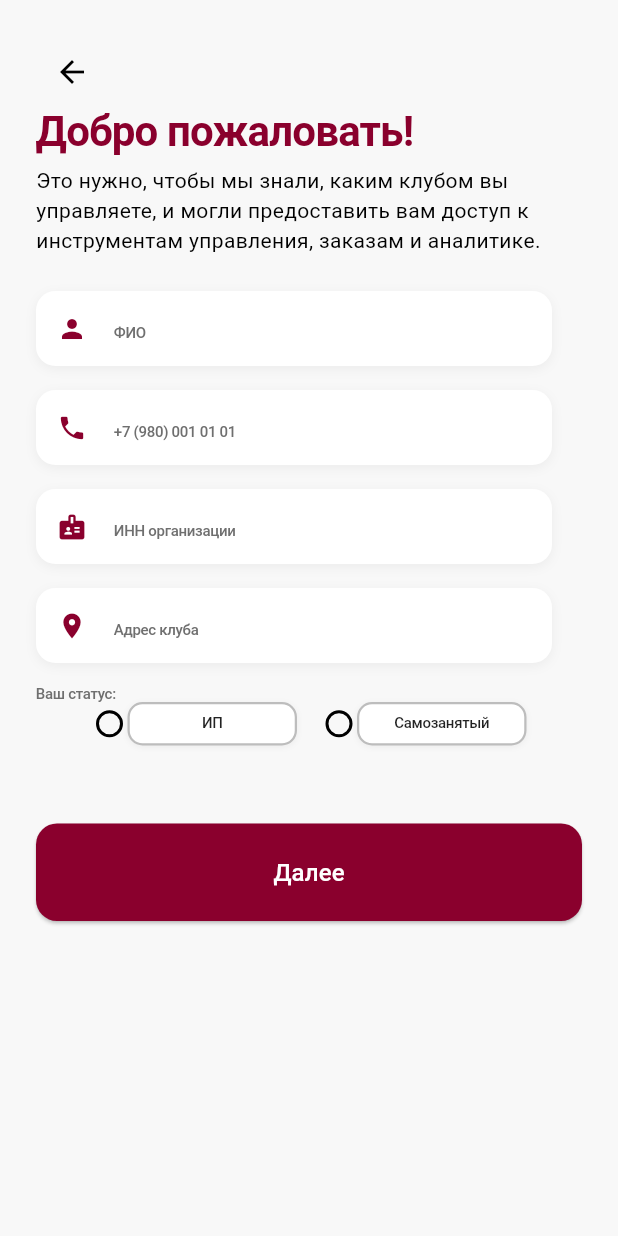
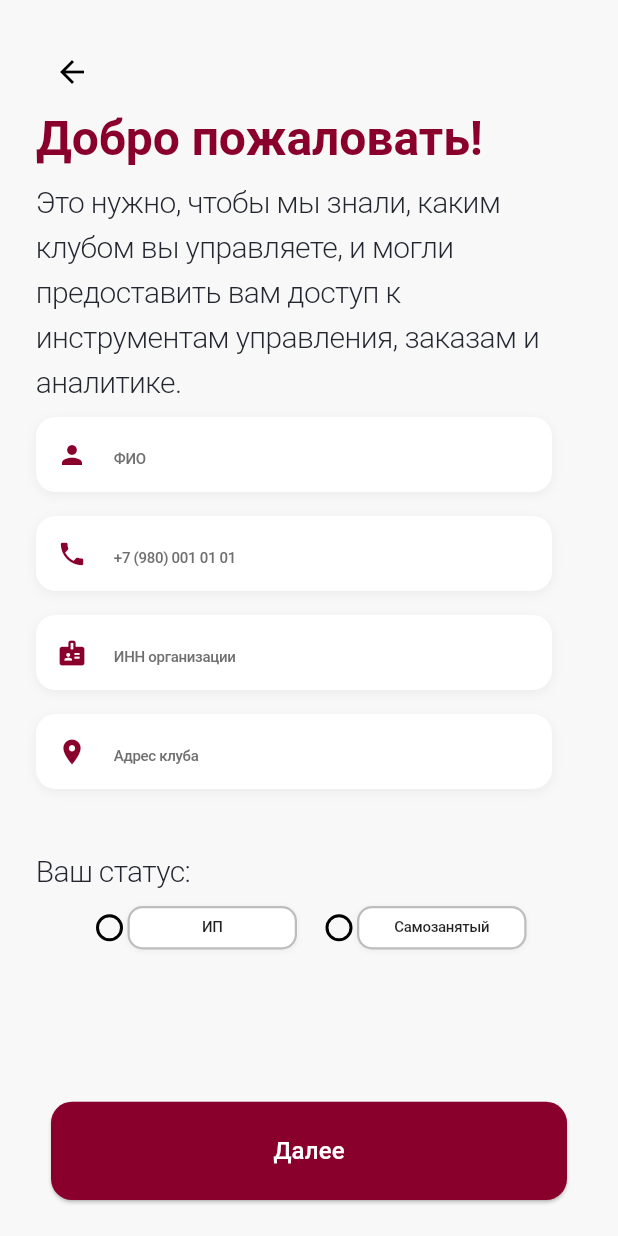
Before and after one commit to Lalamee/bowling-app-flutter, a Flutter app: the RegisterOwnerScreen screen opened directly, on a phone screen of 412 x 824 dp. Run offline on Flutter 3.47's test engine with Material 3 defaults, Android fonts, the phone set to English and light mode, and no system bars; our stand-ins replace mask_text_input_formatter.

```diff
--- a/lib/screens/register_owner_screen.dart
+++ b/lib/screens/register_owner_screen.dart
@@ -1,10 +1,16 @@
 import 'package:flutter/material.dart';
+import 'package:intl/intl.dart';
+
 import '../theme/colors.dart';
 import '../theme/text_styles.dart';
 import '../widgets/labeled_text_field.dart';
+import '../widgets/custom_button.dart';
+import '../widgets/radio_group_wrap.dart';
+import '../utils/validators.dart';
+import '../utils/form_navigation.dart';
+import '../widgets/common_ui.dart';
 import '../widgets/radio_group_horizontal.dart';
 import '../widgets/radio_group_vertical.dart';
-import '../widgets/custom_button.dart';
 
 class RegisterOwnerScreen extends StatefulWidget {
   const RegisterOwnerScreen({Key? key}) : super(key: key);
@@ -12,8 +18,7 @@ class RegisterOwnerScreen extends StatefulWidget {
   State<RegisterOwnerScreen> createState() => _RegisterOwnerScreenState();
 }
 
-class _RegisterOwnerScreenState extends State<RegisterOwnerScreen> {
-  final _formKey = GlobalKey<FormState>();
+class _RegisterOwnerScreenState extends MultiStepFormState<RegisterOwnerScreen> {
   final _inn = TextEditingController();
   final _club = TextEditingController();
   final _addr = TextEditingController();
@@ -24,7 +29,6 @@ class _RegisterOwnerScreenState extends State<RegisterOwnerScreen> {
   final _customEquipment = TextEditingController();
   String? status;
   String? selectedEquipment;
-  int _step = 0;
 
   final List<String> _equipmentOptions = ['AMF', 'Brunswick', 'VIA', 'XIMA', 'другое'];
 
@@ -34,14 +38,8 @@ class _RegisterOwnerScreenState extends State<RegisterOwnerScreen> {
     super.dispose();
   }
 
-  String? _validateNotEmpty(String? v) => (v == null || v.trim().isEmpty) ? 'Обязательно заполните' : null;
-  String? _validateInteger(String? v) {
-    if (v == null || v.trim().isEmpty) return 'Поле обязательно';
-    return int.tryParse(v) != null ? null : 'Укажите целое число';
-  }
-
   void _submit() {
-    if (!_formKey.currentState!.validate() || status == null || selectedEquipment == null) {
+    if (!formKey.currentState!.validate() || status == null || selectedEquipment == null) {
       if (status == null) {
         ScaffoldMessenger.of(context).showSnackBar(const SnackBar(content: Text('Выберите статус')));
       }
@@ -53,32 +51,31 @@ class _RegisterOwnerScreenState extends State<RegisterOwnerScreen> {
     ScaffoldMessenger.of(context).showSnackBar(const SnackBar(content: Text('Регистрация владельца выполнена')));
   }
 
-  void _nextStep() {
-    if (_formKey.currentState!.validate()) {
-      setState(() => _step++);
-    }
-  }
-
-  void _prevStep() {
-    setState(() => _step--);
-  }
-
   @override
   Widget build(BuildContext ctx) {
-    final pages = [
-      _buildStepOne(ctx),
-      _buildStepTwo(ctx),
-    ];
+    final steps = [_buildStepOne(ctx), _buildStepTwo(ctx)];
 
     return Scaffold(
       backgroundColor: AppColors.background,
       body: SafeArea(
-        child: SingleChildScrollView(
-          padding: const EdgeInsets.all(24),
-          child: Form(
-            key: _formKey,
-            child: pages[_step],
-          ),
+        child: Column(
+          children: [
+            Expanded(
+              child: SingleChildScrollView(
+                padding: const EdgeInsets.all(24),
+                child: Form(
+                  key: formKey,
+                  child: steps[step],
+                ),
+              ),
+            ),
+            Padding(
+              padding: const EdgeInsets.all(24),
+              child: step == 1
+                  ? CustomButton(text: 'Зарегистрироваться', onPressed: _submit)
+                  : CustomButton(text: 'Далее', onPressed: nextStep),
+            ),
+          ],
         ),
       ),
     );
@@ -89,43 +86,38 @@ class _RegisterOwnerScreenState extends State<RegisterOwnerScreen> {
       crossAxisAlignment: CrossAxisAlignment.start,
       children: [
         IconButton(onPressed: () => Navigator.pop(ctx), icon: const Icon(Icons.arrow_back)),
-        Text('Добро пожаловать!', style: AppTextStyles.onboardingTitle.copyWith(color: AppColors.primary)),
-        const SizedBox(height: 8),
-        const Text('Это нужно, чтобы мы знали, каким клубом вы управляете, и могли предоставить вам доступ к инструментам управления, заказам и аналитике.'),
-        const SizedBox(height: 24),
+        formStepTitle('Добро пожаловать!'),
+        formDescription(
+          'Это нужно, чтобы мы знали, каким клубом вы управляете, и могли предоставить вам доступ к инструментам управления, заказам и аналитике.',
+        ),
         LabeledTextField(
           label: 'ФИО',
           controller: _fio,
-          validator: _validateNotEmpty,
+          validator: Validators.notEmpty,
           icon: Icons.person),
         LabeledTextField(
           label: 'Номер телефона',
           controller: _phone,
-          validator: _validateNotEmpty,
+          validator: Validators.phone,
           keyboardType: TextInputType.phone,
           icon: Icons.phone),
         LabeledTextField(
           label: 'ИНН организации',
           controller: _inn,
-          validator: _validateNotEmpty,
+          validator: Validators.notEmpty,
           keyboardType: TextInputType.number,
           icon: Icons.badge),
         LabeledTextField(
           label: 'Адрес клуба',
           controller: _addr,
-          validator: _validateNotEmpty,
+          validator: Validators.notEmpty,
           icon: Icons.location_on),
-        const Text('Ваш статус:', style: AppTextStyles.formLabel),
+        const SizedBox(height: 16),
+        formDescription('Ваш статус:'),
         RadioGroupHorizontal(
           options: const ['ИП', 'Самозанятый'],
           groupValue: status,
           onChanged: (v) => setState(() => status = v),
-        ),
-        const SizedBox(height: 52),
-        SizedBox(
-          width: double.infinity,
-          height: 65,
-          child: CustomButton(text: 'Далее', onPressed: _nextStep),
         ),
       ],
     );
@@ -135,23 +127,13 @@ class _RegisterOwnerScreenState extends State<RegisterOwnerScreen> {
     return Column(
       crossAxisAlignment: CrossAxisAlignment.start,
       children: [
-        IconButton(onPressed: _prevStep, icon: const Icon(Icons.arrow_back)),
-        const Text('Расскажите о Вашем клубе:', style: AppTextStyles.onboardingTitle),
-        const SizedBox(height: 8),
-        const Text('Укажите количество дорожек и установленное оборудование — это нужно, чтобы мы могли точно учитывать особенности вашего клуба, подбирая подходящие сервисные решения, а также быстрее обрабатывать заявки на обслуживание.'),
-        const SizedBox(height: 24),
-        LabeledTextField(
-          label: 'Название клуба',
-          controller: _club,
-          validator: _validateNotEmpty,
-          icon: Icons.sports),
-        LabeledTextField(
-          label: 'Количество дорожек',
-          controller: _lanes,
-          validator: _validateInteger,
-          keyboardType: TextInputType.number,
-          icon: Icons.format_list_numbered),
-        const Text('Какое оборудование стоит в клубе', style: AppTextStyles.formLabel),
+        IconButton(onPressed: prevStep, icon: const Icon(Icons.arrow_back)),
+        sectionTitle('Расскажите о Вашем клубе:'),
+        formDescription('Укажите количество дорожек и установленное оборудование — это нужно, чтобы мы могли точно учитывать особенности вашего клуба.'),
+        LabeledTextField(label: 'Название клуба', controller: _club, validator: Validators.notEmpty, icon: Icons.sports),
+        LabeledTextField(label: 'Количество дорожек', controller: _lanes, validator: Validators.integer, keyboardType: TextInputType.number, icon: Icons.format_list_numbered),
+        const SizedBox(height: 16),
+        sectionTitle('Какое оборудование стоит в клубе'),
         RadioGroupVertical(
           options: _equipmentOptions,
           groupValue: selectedEquipment,
@@ -160,14 +142,8 @@ class _RegisterOwnerScreenState extends State<RegisterOwnerScreen> {
         if (selectedEquipment == 'другое')
           Padding(
             padding: const EdgeInsets.only(top: 12),
-            child: LabeledTextField(label: 'Уточните', controller: _customEquipment, validator: _validateNotEmpty),
+            child: LabeledTextField(label: 'Уточните', controller: _customEquipment, validator: Validators.notEmpty),
           ),
-        const SizedBox(height: 24),
-        SizedBox(
-          width: double.infinity,
-          height: 65,
-          child: CustomButton(text: 'Зарегистрироваться', onPressed: _submit),
-        ),
       ],
     );
   }
--- a/lib/theme/text_styles.dart
+++ b/lib/theme/text_styles.dart
@@ -36,4 +36,22 @@ class AppTextStyles {
   static const TextStyle formInput = TextStyle(
     color: AppColors.textDark,
   );
+
+  static const TextStyle mainWelcomeTitle = TextStyle(
+    fontFamily: 'Roboto',
+    fontWeight: FontWeight.w700,
+    fontSize: 32,
+    height: 1.25,
+    letterSpacing: -0.04,
+    color: AppColors.primary,
+  );
+
+  static const TextStyle sectionTitle = TextStyle(
+    fontFamily: 'Roboto',
+    fontWeight: FontWeight.w500,
+    fontSize: 20,
+    height: 1.0,
+    letterSpacing: -0.02,
+    color: AppColors.darkGray,
+  );
 }
--- /dev/null
+++ b/lib/utils/form_navigation.dart
@@ -0,0 +1,14 @@
+import 'package:flutter/material.dart';
+
+abstract class MultiStepFormState<T extends StatefulWidget> extends State<T> {
+  final GlobalKey<FormState> formKey = GlobalKey<FormState>();
+  int step = 0;
+
+  bool validateCurrentStep() => formKey.currentState?.validate() ?? false;
+
+  void nextStep() {
+    if (validateCurrentStep()) setState(() => step++);
+  }
+
+  void prevStep() => setState(() => step--);
+}
--- /dev/null
+++ b/lib/utils/validators.dart
@@ -0,0 +1,20 @@
+class Validators {
+  static String? notEmpty(String? v) =>
+      (v == null || v.trim().isEmpty) ? 'Обязательно заполните' : null;
+
+  static String? integer(String? v) {
+    if (v == null || v.trim().isEmpty) return 'Поле обязательно';
+    return int.tryParse(v.trim()) != null ? null : 'Укажите целое число';
+  }
+
+  static String? phone(String? v) {
+    if (v == null || v.trim().isEmpty) return 'Введите номер телефона';
+    final digits = v.replaceAll(RegExp(r'\D'), '');
+    if (digits.length != 11) return 'Неверный формат номера';
+    return null;
+  }
+
+  static String? Function(String?) birth(DateTime? birthDate) {
+    return (_) => birthDate == null ? 'Выберите дату' : null;
+  }
+}
--- /dev/null
+++ b/lib/widgets/common_ui.dart
@@ -0,0 +1,36 @@
+import 'package:flutter/material.dart';
+import '../theme/text_styles.dart';
+import '../theme/colors.dart';
+import 'custom_button.dart';
+
+Widget formStepTitle(String text) {
+  return Text(
+    text,
+    style: AppTextStyles.mainWelcomeTitle,
+  );
+}
+
+Widget sectionTitle(String text) {
+  return Text(
+    text,
+    style: AppTextStyles.sectionTitle,
+  );
+}
+
+Widget formDescription(String text) {
+  return Padding(
+    padding: const EdgeInsets.symmetric(vertical: 8),
+    child: Text(
+      text,
+      style: AppTextStyles.onboardingSubtitle,
+    ),
+  );
+}
+
+Widget stepNavigationButton(String text, VoidCallback onPressed) {
+  return SizedBox(
+    width: double.infinity,
+    height: 65,
+    child: CustomButton(text: text, onPressed: onPressed),
+  );
+}
```
Also changed, not shown: lib/screens/register_mechanic_screen.dart (+54 -81 lines).
